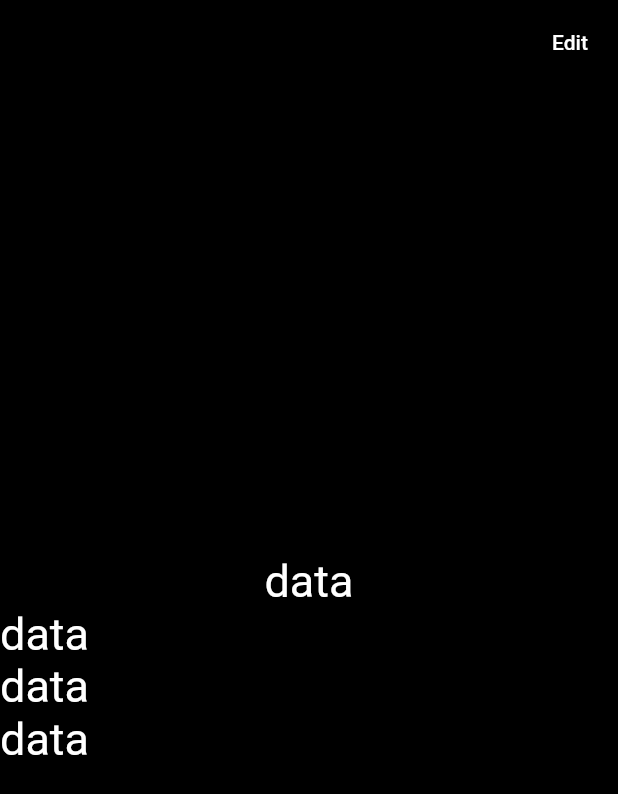
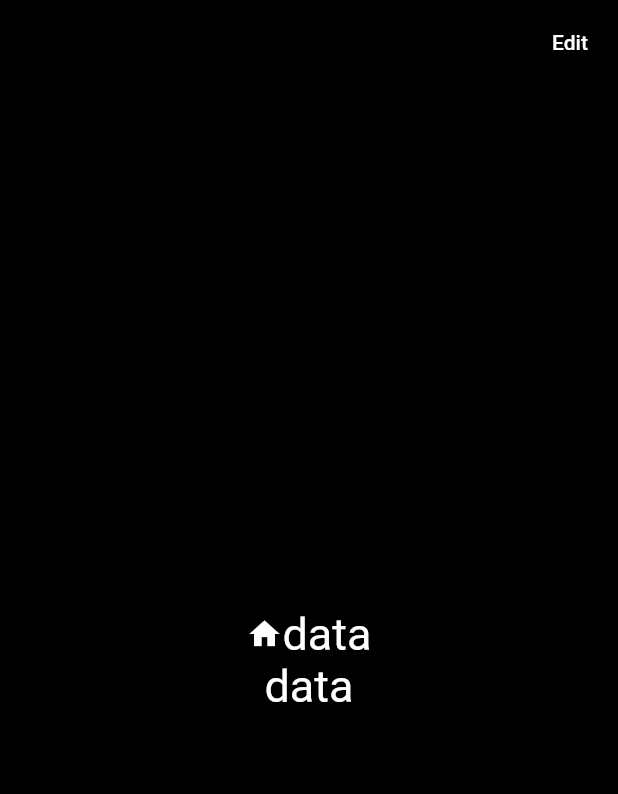
Before and after one commit to longnk1301/flutterticktick, a Flutter app: the screen it shows after launch, on a phone screen of 412 x 824 dp. Shown: the top 794 px of the screen. Run offline on Flutter 3.47's test engine with Material 2 defaults, Android fonts, the phone set to English and light mode, and no system bars.

Commit message:
Row and Flutter Inspector

```diff
--- a/lib/screens/home_screen.dart
+++ b/lib/screens/home_screen.dart
@@ -17,22 +17,19 @@ class HomeScreen extends StatelessWidget {
       body: Container(
         child: Column(
           mainAxisAlignment: MainAxisAlignment.center,
-          crossAxisAlignment: CrossAxisAlignment.stretch,
-          children: const [
-            Text(
-              'data',
-              textAlign: TextAlign.center,
-              style: TextStyle(fontSize: 30),
+          crossAxisAlignment: CrossAxisAlignment.center,
+          children: [
+            Row(
+              mainAxisAlignment: MainAxisAlignment.center,
+              children: const [
+                Icon(Icons.home),
+                Text(
+                  'data',
+                  style: TextStyle(fontSize: 30),
+                ),
+              ],
             ),
-            Text(
-              'data',
-              style: TextStyle(fontSize: 30),
-            ),
-            Text(
-              'data',
-              style: TextStyle(fontSize: 30),
-            ),
-            Text(
+            const Text(
               'data',
               style: TextStyle(fontSize: 30),
             ),
```
